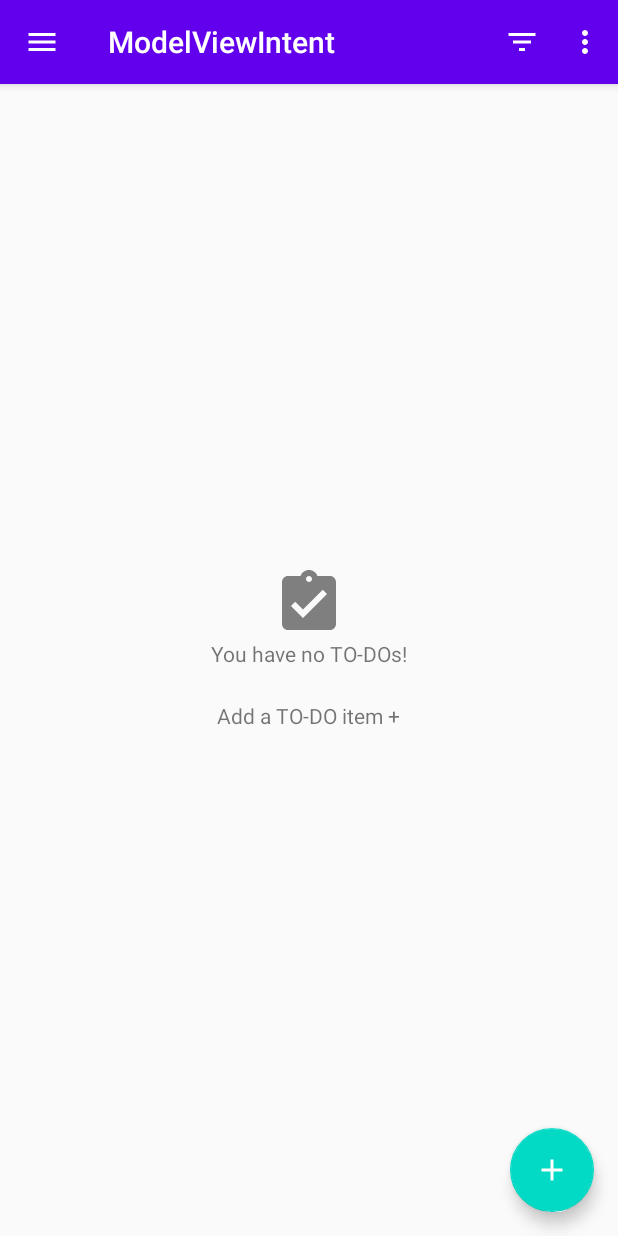
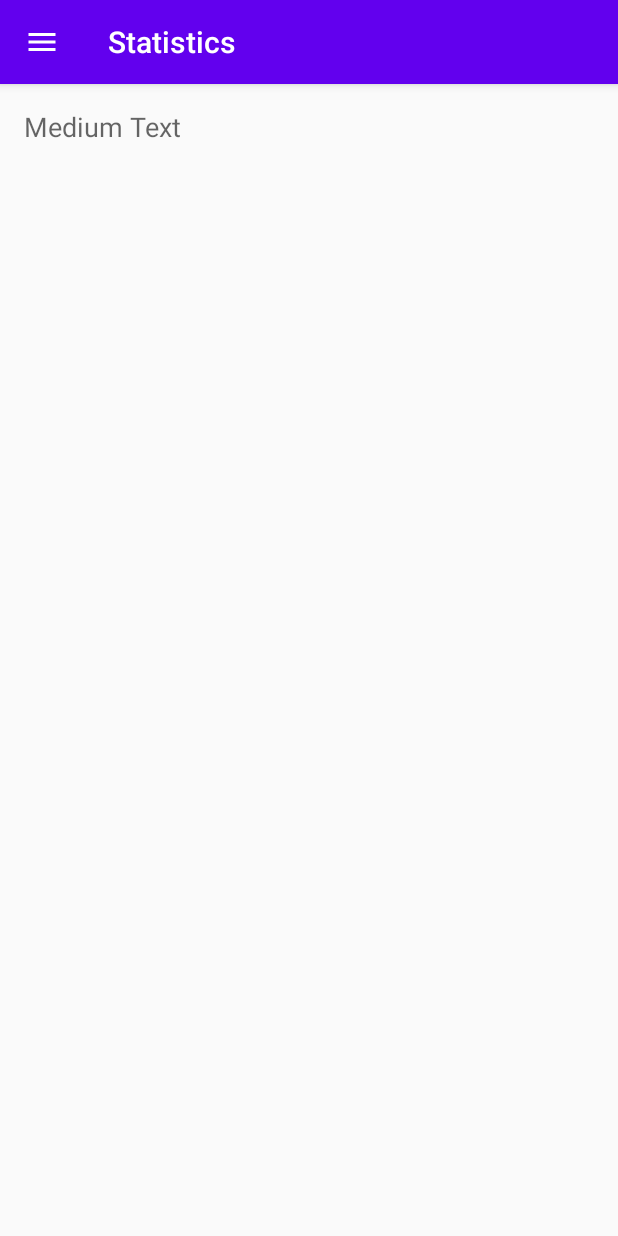
Before and after one commit to BenMohammad/ModelViewIntent, an Android app: the screen it shows after launch (TasksActivity before the commit, StatisticsActivity after it), in the side drawer, after a tap on "Statistics", on a phone screen of 412 x 824 dp. Run offline under Robolectric (Android 15) with nearby library versions, the phone set to English and light mode, and no system bars; our stand-ins replace RxJava; libraries missing offline, so code that uses them is left out: com.jakewharton.rxbinding2, com.squareup.sqlbrite2; 12 statements that could not run were skipped.

Commit message:
fixed stats bugs ........

```diff
--- a/app/src/main/AndroidManifest.xml
+++ b/app/src/main/AndroidManifest.xml
@@ -18,6 +18,8 @@
         </activity>
         <activity android:name=".taskdetail.TaskDetailActivity"/>
         <activity android:name=".addedittask.AddEditTaskActivity"/>
+        <activity android:name=".stats.StatisticsActivity"
+            android:parentActivityName=".taskdetail.TaskDetailActivity"/>
     </application>
 
 </manifest>
--- a/app/src/main/java/com/benmohammad/modelviewintent/stats/StatisticsActionProcessorHolder.kt
+++ b/app/src/main/java/com/benmohammad/modelviewintent/stats/StatisticsActionProcessorHolder.kt
@@ -23,7 +23,7 @@ class StatisticsActionProcessorHolder(
                 tasksRepository.getTasks()
                     .flatMapIterable()
                     .publish<LoadStatisticsResult.Success> { shared ->
-                        Single.zip<Int, Int, LoadStatisticsResult.Success >(
+                        Single.zip<Int, Int, LoadStatisticsResult.Success>(
                             shared.filter(Task::active).count().map(Long::toInt),
                             shared.filter(Task::completed).count().map(Long::toInt),
                             BiFunction{activeCount, completedCount ->
--- a/app/src/main/java/com/benmohammad/modelviewintent/stats/StatisticsActivity.kt
+++ b/app/src/main/java/com/benmohammad/modelviewintent/stats/StatisticsActivity.kt
@@ -1,6 +1,60 @@
 package com.benmohammad.modelviewintent.stats
 
+import android.os.Bundle
+import android.view.MenuItem
 import androidx.appcompat.app.AppCompatActivity
+import androidx.core.app.NavUtils
+import androidx.core.view.GravityCompat
+import androidx.drawerlayout.widget.DrawerLayout
+import com.benmohammad.modelviewintent.R
+import com.benmohammad.modelviewintent.util.addFragmentToActivity
+import com.google.android.material.navigation.NavigationView
 
 class StatisticsActivity: AppCompatActivity() {
+
+    private lateinit var drawerLayout: DrawerLayout
+
+    override fun onCreate(savedInstanceState: Bundle?) {
+        super.onCreate(savedInstanceState)
+        setContentView(R.layout.statistics_act)
+
+        setSupportActionBar(findViewById(R.id.toolbar))
+        supportActionBar?.run {
+            setTitle(R.string.statistics_title)
+            setDisplayHomeAsUpEnabled(true)
+            setHomeAsUpIndicator(R.drawable.ic_menu)
+        }
+
+        drawerLayout = findViewById(R.id.drawer_layout)
+        drawerLayout.setStatusBarBackground(R.color.colorPrimaryDark)
+
+        findViewById<NavigationView>(R.id.nav_view)?.let{setUpDrawerContent(it)}
+
+        if(supportFragmentManager.findFragmentById(R.id.contentFrame) == null) {
+            addFragmentToActivity(supportFragmentManager, StatisticsFragment(), R.id.contentFrame)
+        }
+
+    }
+
+    override fun onOptionsItemSelected(item: MenuItem): Boolean {
+        when(item.itemId) {
+            android.R.id.home -> {
+                drawerLayout.openDrawer(GravityCompat.START)
+                return true
+            }
+        }
+        return super.onOptionsItemSelected(item)
+    }
+
+    private fun setUpDrawerContent(navigationView: NavigationView) {
+        navigationView.setNavigationItemSelectedListener {
+            menuItem -> when (menuItem.itemId) {
+            R.id.list_navigation_menu_item -> NavUtils.navigateUpFromSameTask(this@StatisticsActivity)
+            R.id.statistics_navigation_menu_item -> {}
+        }
+            menuItem.isChecked = true
+            drawerLayout.closeDrawers()
+            true
+        }
+    }
 }
--- a/app/src/main/java/com/benmohammad/modelviewintent/stats/StatisticsFragment.kt
+++ b/app/src/main/java/com/benmohammad/modelviewintent/stats/StatisticsFragment.kt
@@ -38,6 +38,7 @@ class StatisticsFragment: Fragment(), MviView<StatisticsIntent, StatisticsViewSt
 
     private fun bind() {
         disposables.add(viewmodel.states().subscribe(this::render))
+        viewmodel.processIntents(intents())
     }
 
     override fun onDestroy() {
@@ -55,7 +56,7 @@ class StatisticsFragment: Fragment(), MviView<StatisticsIntent, StatisticsViewSt
 
     override fun render(state: StatisticsViewState) {
         if(state.isLoading) statisticsTV.text = getString(R.string.loading)
-        if(state.error == null) {
+        if(state.error != null) {
             statisticsTV.text = resources.getString(R.string.statistics_error)
         }
 
--- /dev/null
+++ b/app/src/main/res/layout/statistics_act.xml
@@ -0,0 +1,48 @@
+<?xml version="1.0" encoding="utf-8"?>
+<androidx.drawerlayout.widget.DrawerLayout xmlns:android="http://schemas.android.com/apk/res/android"
+    xmlns:app="http://schemas.android.com/apk/res-auto"
+    xmlns:tools="http://schemas.android.com/tools"
+    android:id="@+id/drawer_layout"
+    android:layout_width="match_parent"
+    android:layout_height="match_parent"
+    android:fitsSystemWindows="true"
+    tools:context=".tasks.TasksActivity"
+    tools:openDrawer="start">
+
+    <LinearLayout
+        android:layout_width="match_parent"
+        android:layout_height="match_parent"
+        android:orientation="vertical">
+
+        <com.google.android.material.appbar.AppBarLayout
+            android:layout_width="match_parent"
+            android:layout_height="wrap_content">
+
+            <androidx.appcompat.widget.Toolbar
+                android:id="@+id/toolbar"
+                android:layout_width="match_parent"
+                android:layout_height="wrap_content"
+                android:background="?attr/colorPrimary"
+                android:minHeight="?attr/actionBarSize"
+                android:theme="@style/Toolbar"
+                app:popupTheme="@style/ThemeOverlay.AppCompat.Light" />
+        </com.google.android.material.appbar.AppBarLayout>
+
+        <FrameLayout
+            android:id="@+id/contentFrame"
+            android:layout_width="match_parent"
+            android:layout_height="match_parent" />
+
+    </LinearLayout>
+
+    <!-- Navigation Drawer -->
+    <com.google.android.material.navigation.NavigationView
+        android:id="@+id/nav_view"
+        android:layout_width="wrap_content"
+        android:layout_height="match_parent"
+        android:layout_gravity="start"
+        android:fitsSystemWindows="true"
+        app:headerLayout="@layout/nav_header"
+        app:menu="@menu/drawer_actions" />
+
+</androidx.drawerlayout.widget.DrawerLayout>
```
